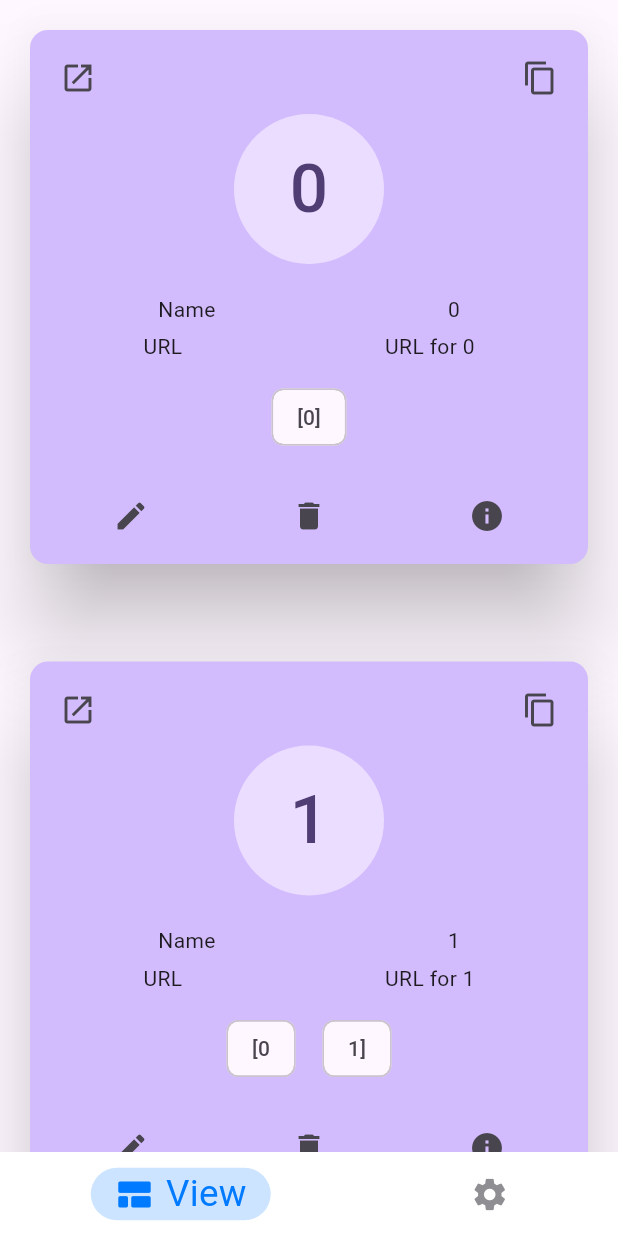
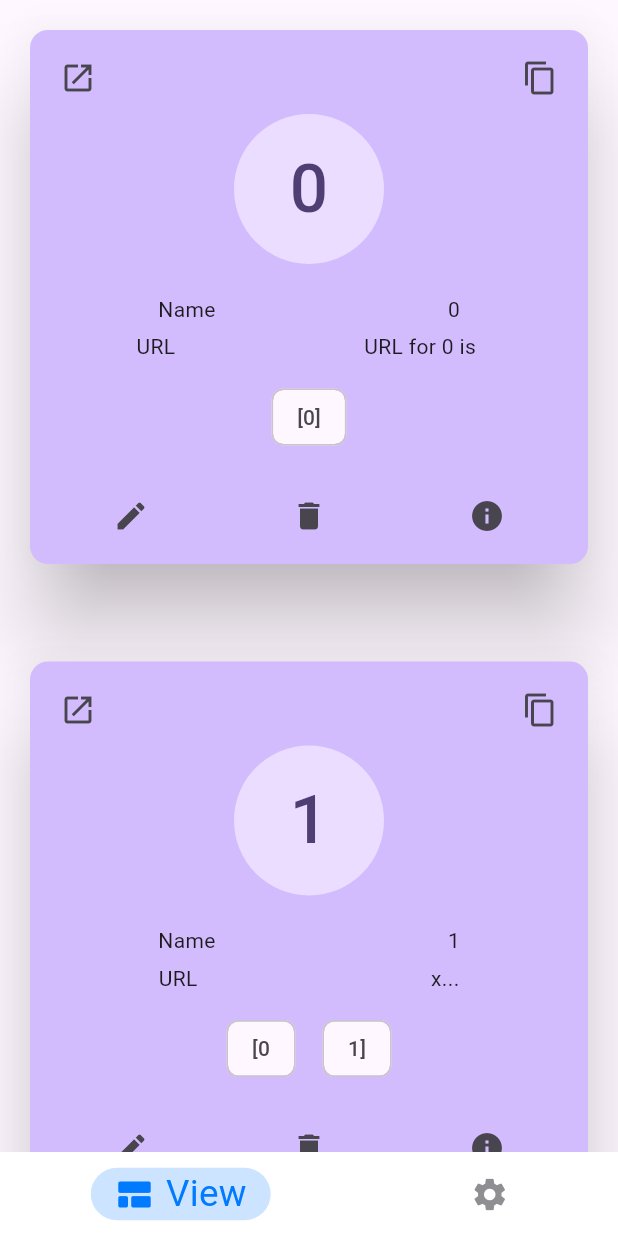
Before and after one commit to aerocyber/sitemarker, a Flutter app: the screen it shows after launch, on a phone screen of 412 x 824 dp. Run offline on Flutter 3.47's test engine with Material 3 defaults, Android fonts, the phone set to English and light mode, and no system bars; drawn by our look-alikes of persistent_bottom_nav_bar.

```diff
--- a/sitemarker/lib/ui/components/card_bookmark.dart
+++ b/sitemarker/lib/ui/components/card_bookmark.dart
@@ -6,10 +6,15 @@ class CardBookmark extends StatelessWidget {
   final String tags;
 
   const CardBookmark(
-      {super.key, required this.name, required this.url, required this.tags});
+      {required this.name, required this.url, required this.tags, super.key});
 
   @override
   Widget build(BuildContext context) {
+    String domainUrl = url.split('//')[url.split('//').length - 1];
+    String domain = '${domainUrl.split('/')[0]}...';
+    if (domain.length > 50) {
+      domain = '${domainUrl.split('/')[0][50]}...';
+    }
     // TODO: implement build
     return Card(
       elevation: 25.0,
@@ -18,10 +23,10 @@ class CardBookmark extends StatelessWidget {
         padding: const EdgeInsets.all(8.0),
         child: Column(
           mainAxisAlignment: MainAxisAlignment.spaceEvenly,
-          children: [
+          children: <Widget>[
             Row(
               mainAxisAlignment: MainAxisAlignment.spaceBetween,
-              children: [
+              children: <Widget>[
                 IconButton(
                   icon: const Icon(
                     Icons.open_in_new,
@@ -38,7 +43,7 @@ class CardBookmark extends StatelessWidget {
             ), // open in browser and copy
             Row(
               mainAxisAlignment: MainAxisAlignment.center,
-              children: [
+              children: <Widget>[
                 CircleAvatar(
                   radius: 50,
                   child: Text(
@@ -53,27 +58,27 @@ class CardBookmark extends StatelessWidget {
             const SizedBox(height: 20),
             Column(
               mainAxisAlignment: MainAxisAlignment.center,
-              children: [
+              children: <Widget>[
                 Row(
                   mainAxisAlignment: MainAxisAlignment.spaceAround,
-                  children: [
-                    const Text("Name"),
+                  children: <Widget>[
+                    const Text('Name'),
                     Text(name),
                   ],
                 ),
                 const SizedBox(height: 5),
                 Row(
                   mainAxisAlignment: MainAxisAlignment.spaceAround,
-                  children: [
-                    const Text("URL"),
-                    Text(url),
+                  children: <Widget>[
+                    const Text('URL'),
+                    Text(url.length < 50 ? url : domain),
                   ],
                 ),
                 const SizedBox(height: 5),
                 SingleChildScrollView(
                   scrollDirection: Axis.horizontal,
                   child: Row(
-                    children: [
+                    children: <Widget>[
                       for (int i = 0; i < tags.split(',').length; i++)
                         Padding(
                           padding: const EdgeInsets.all(8.0),
@@ -91,7 +96,7 @@ class CardBookmark extends StatelessWidget {
             const SizedBox(height: 10),
             Row(
               mainAxisAlignment: MainAxisAlignment.spaceAround,
-              children: [
+              children: <Widget>[
                 IconButton(
                   icon: const Icon(Icons.edit),
                   onPressed: () {}, // TODO: Implement button
--- a/sitemarker/lib/ui/pages/page_view.dart
+++ b/sitemarker/lib/ui/pages/page_view.dart
@@ -11,21 +11,21 @@ class SitemarkerPageView extends StatelessWidget {
     return Container(
       color: Theme.of(context).colorScheme.surface,
       child: ListView.separated(
-        itemBuilder: (context, index) => Padding(
+        itemBuilder: (BuildContext context, int index) => Padding(
           padding: const EdgeInsets.all(8.0),
           child: Container(
             padding: const EdgeInsets.all(8.0),
             child: CardBookmark(
               name: index.toString(),
-              url: 'URL for $index',
+              url: 'URL for $index is ${"x" * 100 * index}',
               tags: List.generate(
                 index + 1,
-                (index) => index.toString(),
+                (int index) => index.toString(),
               ).toString(),
             ),
           ),
         ),
-        separatorBuilder: (context, index) => const SizedBox(
+        separatorBuilder: (BuildContext context, int index) => const SizedBox(
           width: 10,
           height: 25,
         ),
```
Also changed, not shown: sitemarker/lib/ui/pages/page_settings.dart (+15 -15 lines), 5 other files.
